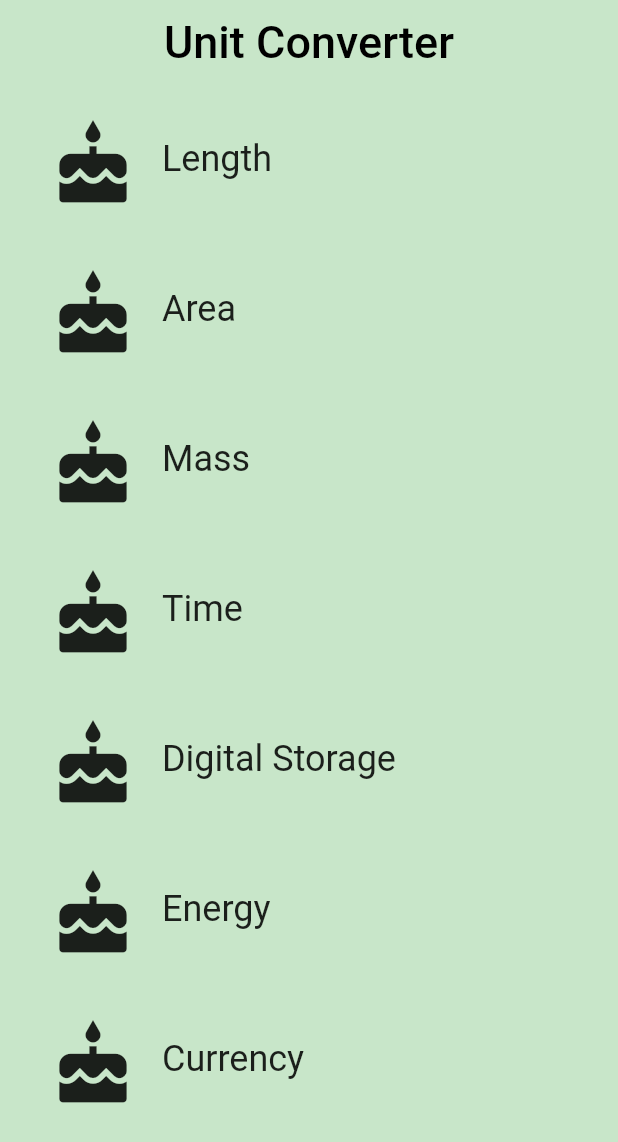
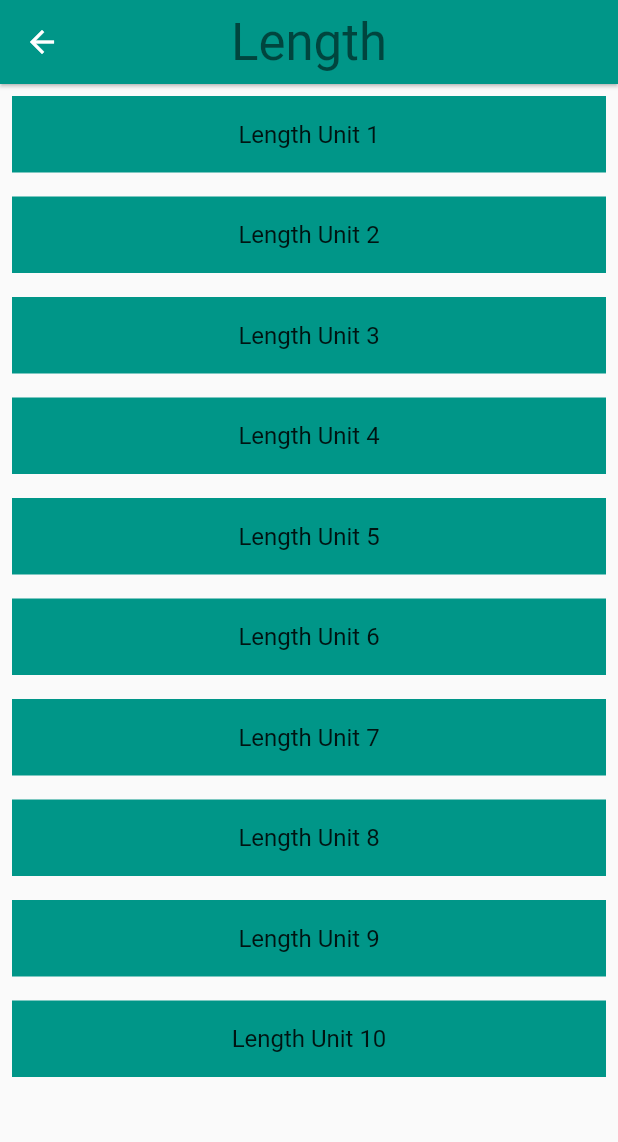
Before and after one commit to Naomath/Hello-Flutter-, a Flutter app: the screen it shows after launch, after a tap on "Length", on a phone screen of 412 x 824 dp. Shown: the top 1142 px of the screen. Run offline on Flutter 3.47's test engine with Material 2 defaults, Android fonts, the phone set to English and light mode, and no system bars.

Commit message:
done navigation

```diff
--- a/lib/category.dart
+++ b/lib/category.dart
@@ -1,24 +1,51 @@
 import 'package:flutter/material.dart';
 import 'package:meta/meta.dart';
+import 'package:hello_rectangle/unit.dart';
+import 'package:hello_rectangle/converter_route.dart';
 
 final _rowHeight = 100.0;
 final _borderRadius = BorderRadius.circular(_rowHeight / 2);
 
 class Category extends StatelessWidget {
-
   final String name;
   final ColorSwatch color;
   final IconData iconLocation;
+  final List<Unit> units;
 
   const Category({
     Key key,
     @required this.name,
     @required this.color,
     @required this.iconLocation,
+    @required this.units,
   })  : assert(name != null),
         assert(color != null),
         assert(iconLocation != null),
+        assert(units != null),
         super(key: key);
+
+  void _navigateToConverter(BuildContext context) {
+    Navigator.of(context).push(MaterialPageRoute<Null>(
+      builder: (BuildContext context) {
+        return Scaffold(
+          appBar: AppBar(
+            elevation: 1.0,
+            title: Text(
+              name,
+              style: Theme.of(context).textTheme.display1,
+            ),
+            centerTitle: true,
+            backgroundColor: color,
+          ),
+          body: ConverterRoute(
+            color: color,
+            name: name,
+            units: units,
+          ),
+        );
+      },
+    ));
+  }
 
   @override
   Widget build(BuildContext context) {
@@ -28,13 +55,11 @@ class Category extends StatelessWidget {
         height: _rowHeight,
         child: InkWell(
           borderRadius: _borderRadius,
-          highlightColor: Colors.teal,
-          splashColor: Colors.teal,
-          onTap: () {
-            print("I was tapped!");
-          },
+          highlightColor: color,
+          splashColor: color,
+          onTap: () => _navigateToConverter(context),
           child: Padding(
-              padding: EdgeInsets.all(8.0),
+            padding: EdgeInsets.all(8.0),
             child: Row(
               crossAxisAlignment: CrossAxisAlignment.stretch,
               children: [
@@ -59,5 +84,4 @@ class Category extends StatelessWidget {
       ),
     );
   }
-
 }
--- a/lib/category_route.dart
+++ b/lib/category_route.dart
@@ -1,15 +1,14 @@
 import 'package:flutter/material.dart';
-
 import 'package:hello_rectangle/category.dart';
+import 'package:hello_rectangle/unit.dart';
 
 final _backgroundColor = Colors.green[100];
 
 class CategoryRoute extends StatelessWidget {
-
   //コンストラクタ
   const CategoryRoute();
 
-  static const _categoryNames = <String> [
+  static const _categoryNames = <String>[
     'Length',
     'Area',
     'Mass',
@@ -30,26 +29,37 @@ class CategoryRoute extends StatelessWidget {
     Colors.red,
   ];
 
-
-  Widget _buildCategoryWidgets(List<Widget> categories) {
+  Widget _buildCategoryWidgets(List<Category> categories) {
     return ListView.builder(
       itemBuilder: (BuildContext context, int index) => categories[index],
       itemCount: categories.length,
     );
   }
 
+  List<Unit> _retrieveUnitList(String categoryName) {
+    return List.generate(10, (int i) {
+      i += 1;
+      return Unit(
+        name: '$categoryName Unit $i',
+        conversion: i.toDouble(),
+      );
+    });
+  }
+
   @override
   Widget build(BuildContext context) {
     final categories = <Category>[];
 
-    for(var i = 0;i < _categoryNames.length; i++){
+    for (var i = 0; i < _categoryNames.length; i++) {
       categories.add(Category(
-          name: _categoryNames[i],
-          color: _baseColors[i],
-          iconLocation: Icons.cake));
+        name: _categoryNames[i],
+        color: _baseColors[i],
+        iconLocation: Icons.cake,
+        units: _retrieveUnitList(_categoryNames[i]),
+      ));
     }
 
-    final listView = Container(
+    var listView = Container(
       color: _backgroundColor,
       padding: EdgeInsets.symmetric(horizontal: 8.0),
       child: _buildCategoryWidgets(categories),
@@ -59,12 +69,8 @@ class CategoryRoute extends StatelessWidget {
       elevation: 0.0,
       title: Text(
         'Unit Converter',
-        style: TextStyle(
-          color:Colors.black,
-          fontSize: 30.0
-        ),
+        style: TextStyle(color: Colors.black, fontSize: 30.0),
       ),
-
       centerTitle: true,
       backgroundColor: _backgroundColor,
     );
@@ -74,5 +80,4 @@ class CategoryRoute extends StatelessWidget {
       body: listView,
     );
   }
-
 }
--- /dev/null
+++ b/lib/converter_route.dart
@@ -0,0 +1,44 @@
+import 'package:flutter/material.dart';
+import 'package:meta/meta.dart';
+import 'package:hello_rectangle/unit.dart';
+
+class ConverterRoute extends StatelessWidget {
+  final String name;
+
+  final Color color;
+
+  final List<Unit> units;
+
+  const ConverterRoute({
+    @required this.name,
+    @required this.color,
+    @required this.units,
+  })  : assert(name != null),
+        assert(color != null),
+        assert(units != null);
+
+  @override
+  Widget build(BuildContext context) {
+    final unitWidgets = units.map((Unit unit){
+      return Container(
+        color: color,
+        margin: EdgeInsets.all(8.0),
+        padding: EdgeInsets.all(16.0),
+        child: Column(
+          children: <Widget>[
+            Text(
+              unit.name,
+              style: Theme.of(context).textTheme.subhead,
+            ),
+          ],
+        ),
+      );
+    }).toList();
+
+    return ListView(
+      children: unitWidgets
+    );
+  }
+
+
+}
--- /dev/null
+++ b/lib/unit.dart
@@ -0,0 +1,18 @@
+import 'package:meta/meta.dart';
+
+class Unit {
+  final String name;
+  final double conversion;
+
+  const Unit({
+    @required this.name,
+    @required this.conversion,
+  })  : assert(name != null),
+        assert(conversion != null);
+
+  Unit.fromJson(Map jsonMap)
+      : assert(jsonMap['name'] != null),
+        assert(jsonMap['conversion'] != null),
+        name = jsonMap['name'],
+        conversion = jsonMap['conversion'].toDouble;
+}
```
